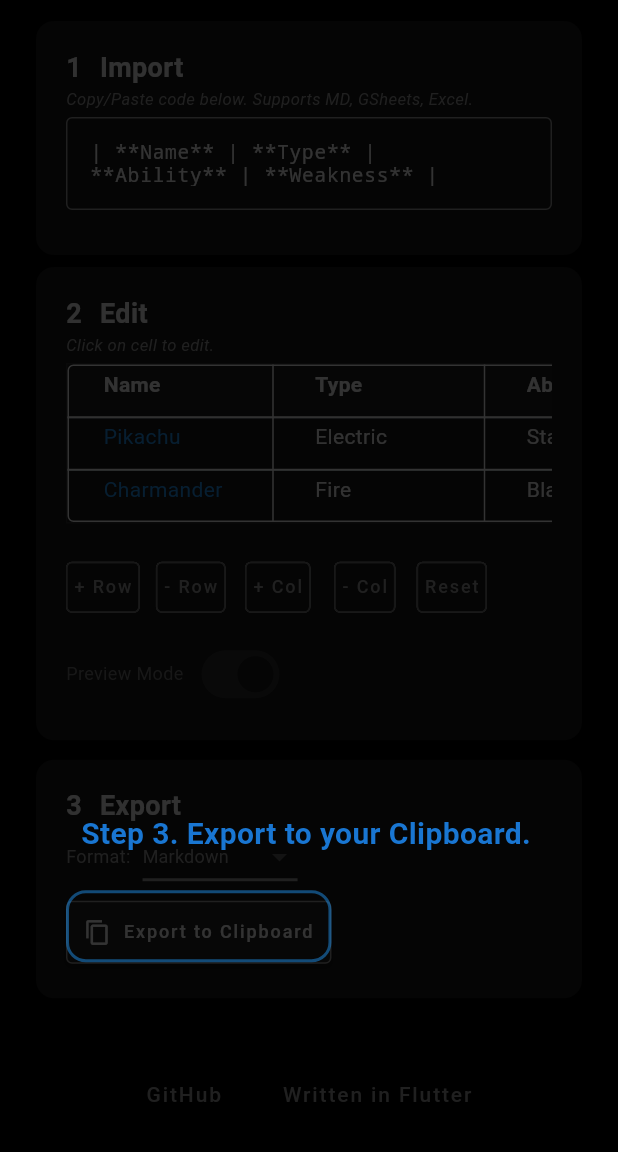
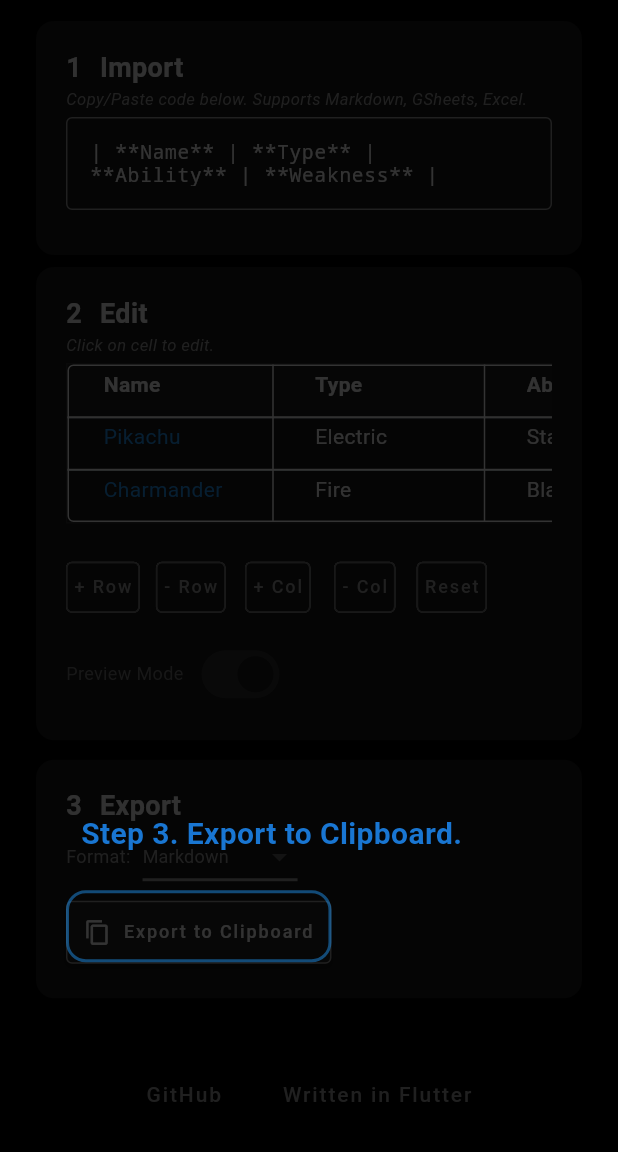
Before and after one commit to philfung/markdown-table-editor, a Flutter app: the screen it shows after launch, after a tap on "Name", after a tap on "Type", after a tap on "Ability", on a phone screen of 412 x 824 dp, the part 84-1236 px from its top. Run offline on Flutter 3.47's test engine with Material 3 defaults, Android fonts, the phone set to English and light mode, and no system bars; drawn by our look-alikes of flutter_markdown; our stand-ins replace flutter_svg; missing offline and left inert: dart:html.

Commit message:
fit finish

```diff
--- a/lib/main.dart
+++ b/lib/main.dart
@@ -118,7 +118,7 @@ class _OnboardingOverlayState extends State<OnboardingOverlay> with SingleTicker
     final String message = widget.stage == OnboardingStage.tableHighlight
         ? 'Step 2. Edit your table.'
         : widget.stage == OnboardingStage.exportHighlight
-            ? 'Step 3. Export to your Clipboard.'
+            ? 'Step 3. Export to Clipboard.'
             : "Step 1. Paste Markdown.";
 
     if (targetKey.currentContext == null || targetKey.currentContext!.findRenderObject() == null) {
--- a/lib/widgets/import_card.dart
+++ b/lib/widgets/import_card.dart
@@ -56,7 +56,7 @@ class ImportCard extends StatelessWidget {
             Row(
               children: [
             Text(
-              'Copy/Paste code below. Supports MD, GSheets, Excel.',
+              'Copy/Paste code below. Supports Markdown, GSheets, Excel.',
               style: TextStyle(
                 color: cardSubtitleTextColor,
                 fontSize: cardSubtitleFontSize,
```
